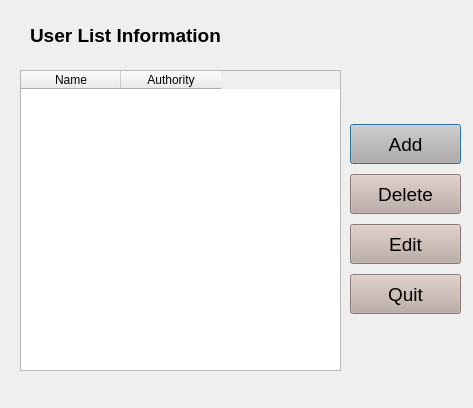
Qt form dialoguser.ui (mychuang/IP_CAM) before a commit.
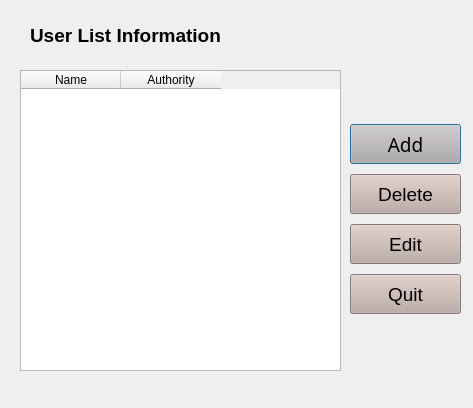
The same form after that commit.

What changed in the file:
```diff
--- a/dialoguser.ui
+++ b/dialoguser.ui
@@ -70,6 +70,7 @@
       </property>
       <property name="font">
        <font>
+        <family>sans-serif</family>
         <pointsize>14</pointsize>
        </font>
       </property>
```
